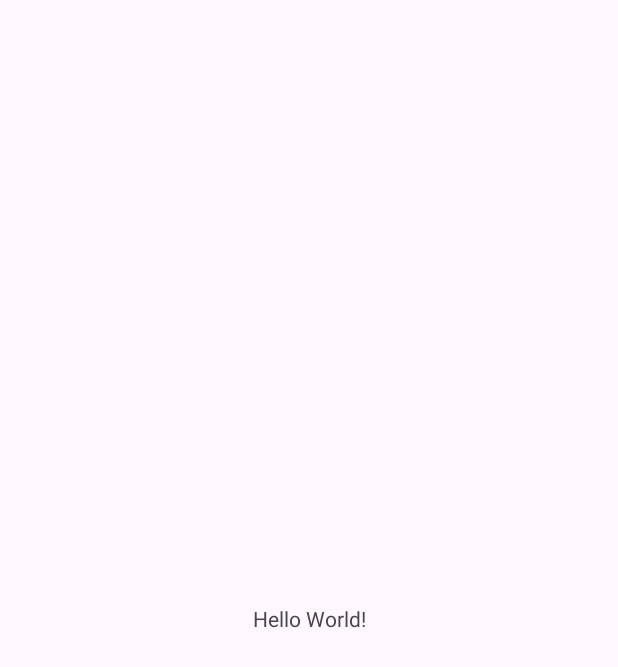
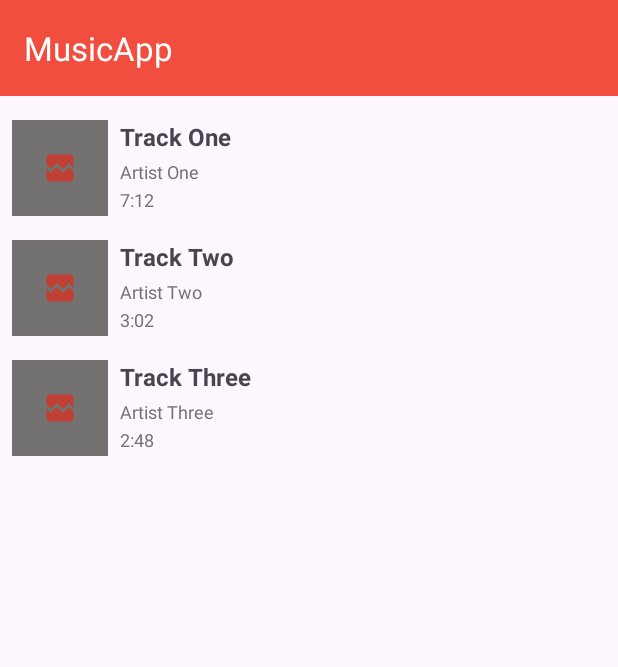
Before and after one commit to Rizqanmr/MusicApp, an Android app: the screen it shows after launch (MainActivity), on a phone screen of 412 x 824 dp. Before the commit the part shown is almost empty. Shown: the top 667 px of the screen. Run offline under Robolectric (Android 15) with nearby library versions, the phone set to English and light mode, and no system bars; our stand-ins replace Dagger/Hilt's generated code, data binding; pictures from the network do not load.

Commit message:
displaying list music with recyclerview data dummy

```diff
--- a/app/src/main/AndroidManifest.xml
+++ b/app/src/main/AndroidManifest.xml
@@ -16,7 +16,7 @@
         android:theme="@style/Theme.MusicApp"
         tools:targetApi="31">
         <activity
-            android:name=".MainActivity"
+            android:name=".view.MainActivity"
             android:exported="true">
             <intent-filter>
                 <action android:name="android.intent.action.MAIN" />
--- a/app/src/main/java/com/rizqanmr/musicapp/MainActivity.kt
+++ /dev/null
@@ -1,11 +0,0 @@
-package com.rizqanmr.musicapp
-
-import androidx.appcompat.app.AppCompatActivity
-import android.os.Bundle
-
-class MainActivity : AppCompatActivity() {
-    override fun onCreate(savedInstanceState: Bundle?) {
-        super.onCreate(savedInstanceState)
-        setContentView(R.layout.activity_main)
-    }
-}
--- /dev/null
+++ b/app/src/main/java/com/rizqanmr/musicapp/adapter/MusicAdapter.kt
@@ -0,0 +1,46 @@
+package com.rizqanmr.musicapp.adapter
+
+import android.view.LayoutInflater
+import android.view.ViewGroup
+import androidx.recyclerview.widget.RecyclerView
+import com.rizqanmr.musicapp.R
+import com.rizqanmr.musicapp.databinding.ItemTrackBinding
+import com.rizqanmr.musicapp.models.MusicItem
+import com.rizqanmr.musicapp.utils.setFitImageUrl
+
+class MusicAdapter(private val musicList: List<MusicItem>) : RecyclerView.Adapter<MusicAdapter.MusicViewHolder>() {
+
+    private lateinit var musicListener: MusicListener
+
+    fun setMusicListener(musicListener: MusicListener) {
+        this.musicListener = musicListener
+    }
+
+    class MusicViewHolder(private val binding: ItemTrackBinding) : RecyclerView.ViewHolder(binding.root) {
+        fun bindData(item: MusicItem, listener: MusicListener) {
+            (binding as? ItemTrackBinding)?.let { itemTrack ->
+                itemTrack.item = item
+                with(itemTrack) {
+                    ivTrack.setFitImageUrl(item.trackImageUrl, R.drawable.ic_broken_image)
+                    clTrack.setOnClickListener { listener.onItemClick(itemTrack, item) }
+                }
+            }
+        }
+    }
+
+    interface MusicListener {
+        fun onItemClick(itemTrackBinding: ItemTrackBinding, item: MusicItem)
+    }
+
+    override fun onCreateViewHolder(parent: ViewGroup, viewType: Int): MusicViewHolder {
+        val binding = ItemTrackBinding.inflate(LayoutInflater.from(parent.context), parent, false)
+        return MusicViewHolder(binding)
+    }
+
+    override fun getItemCount(): Int = musicList.size
+
+    override fun onBindViewHolder(holder: MusicViewHolder, position: Int) {
+        val item = musicList[position]
+        holder.bindData(item, musicListener)
+    }
+}
--- /dev/null
+++ b/app/src/main/java/com/rizqanmr/musicapp/utils/KitExtension.kt
@@ -0,0 +1,18 @@
+package com.rizqanmr.musicapp.utils
+
+import android.widget.ImageView
+import com.bumptech.glide.Glide
+import com.bumptech.glide.request.RequestOptions
+import com.rizqanmr.musicapp.R
+
+fun ImageView.setFitImageUrl(url: String?, placeholder: Int?= null) {
+    if (url.isNullOrBlank() && (placeholder == null || placeholder == 0)) return
+
+    val glideRequest = Glide.with(context).load(url).fitCenter()
+    placeholder?.let {
+        glideRequest.placeholder(it).apply(
+            RequestOptions.placeholderOf(R.drawable.ic_loading).error(R.drawable.ic_error)
+        )
+    }
+    glideRequest.into(this)
+}
--- /dev/null
+++ b/app/src/main/java/com/rizqanmr/musicapp/view/MainActivity.kt
@@ -0,0 +1,38 @@
+package com.rizqanmr.musicapp.view
+
+import androidx.appcompat.app.AppCompatActivity
+import android.os.Bundle
+import androidx.recyclerview.widget.LinearLayoutManager
+import com.rizqanmr.musicapp.R
+import com.rizqanmr.musicapp.adapter.MusicAdapter
+import com.rizqanmr.musicapp.databinding.ActivityMainBinding
+import com.rizqanmr.musicapp.databinding.ItemTrackBinding
+import com.rizqanmr.musicapp.models.MusicItem
+import com.rizqanmr.musicapp.models.listMusic
+import dagger.hilt.android.AndroidEntryPoint
+
+@AndroidEntryPoint
+class MainActivity : AppCompatActivity() {
+
+    private lateinit var binding: ActivityMainBinding
+    private lateinit var musicAdapter: MusicAdapter
+
+    override fun onCreate(savedInstanceState: Bundle?) {
+        super.onCreate(savedInstanceState)
+        binding = ActivityMainBinding.inflate(layoutInflater)
+        setContentView(binding.root)
+
+        binding.rvMusic.apply {
+            layoutManager = LinearLayoutManager(this@MainActivity)
+            musicAdapter = MusicAdapter(listMusic)
+            adapter = musicAdapter
+        }
+
+        musicAdapter.setMusicListener(object : MusicAdapter.MusicListener {
+            override fun onItemClick(itemTrackBinding: ItemTrackBinding, item: MusicItem) {
+                print("item ${item.trackName} clicked")
+            }
+
+        })
+    }
+}
--- a/app/src/main/res/layout/activity_main.xml
+++ b/app/src/main/res/layout/activity_main.xml
@@ -4,15 +4,31 @@
     xmlns:tools="http://schemas.android.com/tools"
     android:layout_width="match_parent"
     android:layout_height="match_parent"
-    tools:context=".MainActivity">
+    tools:context=".view.MainActivity">
 
-    <TextView
-        android:layout_width="wrap_content"
-        android:layout_height="wrap_content"
-        android:text="Hello World!"
+    <androidx.appcompat.widget.Toolbar
+        android:id="@+id/toolbar"
+        android:layout_width="match_parent"
+        android:layout_height="?attr/actionBarSize"
+        android:background="@color/light_red"
+        app:title="@string/app_name"
+        app:titleTextColor="@color/white"
+        app:layout_constraintEnd_toEndOf="parent"
+        app:layout_constraintStart_toStartOf="parent"
+        app:layout_constraintTop_toTopOf="parent"/>
+
+    <androidx.recyclerview.widget.RecyclerView
+        android:id="@+id/rvMusic"
+        android:layout_width="match_parent"
+        android:layout_height="@dimen/dp0"
+        android:clipToPadding="false"
+        android:overScrollMode="never"
+        android:paddingVertical="@dimen/dp8"
         app:layout_constraintBottom_toBottomOf="parent"
         app:layout_constraintEnd_toEndOf="parent"
         app:layout_constraintStart_toStartOf="parent"
-        app:layout_constraintTop_toTopOf="parent" />
+        app:layout_constraintTop_toBottomOf="@+id/toolbar"
+        tools:itemCount="7"
+        tools:listitem="@layout/item_track" />
 
 </androidx.constraintlayout.widget.ConstraintLayout>
--- /dev/null
+++ b/app/src/main/res/layout/item_track.xml
@@ -0,0 +1,72 @@
+<?xml version="1.0" encoding="utf-8"?>
+<layout xmlns:android="http://schemas.android.com/apk/res/android"
+    xmlns:app="http://schemas.android.com/apk/res-auto"
+    xmlns:tools="http://schemas.android.com/tools">
+
+    <data>
+        <import type="android.view.View"/>
+
+        <variable
+            name="item"
+            type="com.rizqanmr.musicapp.models.MusicItem" />
+    </data>
+
+    <androidx.constraintlayout.widget.ConstraintLayout
+        android:id="@+id/clTrack"
+        android:layout_width="match_parent"
+        android:layout_height="wrap_content"
+        android:padding="@dimen/dp8">
+
+        <ImageView
+            android:id="@+id/ivTrack"
+            android:layout_width="wrap_content"
+            android:layout_height="wrap_content"
+            android:contentDescription="Image of track"
+            app:layout_constraintStart_toStartOf="parent"
+            app:layout_constraintTop_toTopOf="parent"
+            tools:src="@tools:sample/avatars"/>
+
+        <TextView
+            android:id="@+id/tvTitle"
+            android:layout_width="@dimen/dp0"
+            android:layout_height="wrap_content"
+            android:layout_marginStart="@dimen/dp8"
+            android:ellipsize="end"
+            android:maxLines="2"
+            android:text="@{item.trackName}"
+            android:textSize="@dimen/sp16"
+            android:textStyle="bold"
+            app:layout_constraintEnd_toEndOf="parent"
+            app:layout_constraintStart_toEndOf="@id/ivTrack"
+            app:layout_constraintTop_toTopOf="parent"
+            tools:text="Title One" />
+
+        <TextView
+            android:id="@+id/tvArtistName"
+            android:layout_width="wrap_content"
+            android:layout_height="wrap_content"
+            android:layout_marginTop="@dimen/dp4"
+            android:text="@{item.artistName}"
+            android:textColor="@color/grey"
+            android:textSize="@dimen/sp12"
+            app:layout_constraintStart_toStartOf="@id/tvTitle"
+            app:layout_constraintTop_toBottomOf="@id/tvTitle"
+            tools:text="Artist One" />
+
+        <TextView
+            android:id="@+id/tvDuration"
+            android:layout_width="wrap_content"
+            android:layout_height="wrap_content"
+            android:layout_marginTop="@dimen/dp2"
+            android:text="@{item.trackTimeMillis}"
+            android:textColor="@color/grey"
+            android:textSize="@dimen/sp12"
+            app:layout_constraintBottom_toBottomOf="parent"
+            app:layout_constraintStart_toStartOf="@id/tvTitle"
+            app:layout_constraintTop_toBottomOf="@id/tvArtistName"
+            app:layout_constraintVertical_bias="0"
+            tools:text="5:00" />
+
+    </androidx.constraintlayout.widget.ConstraintLayout>
+
+</layout>
```
